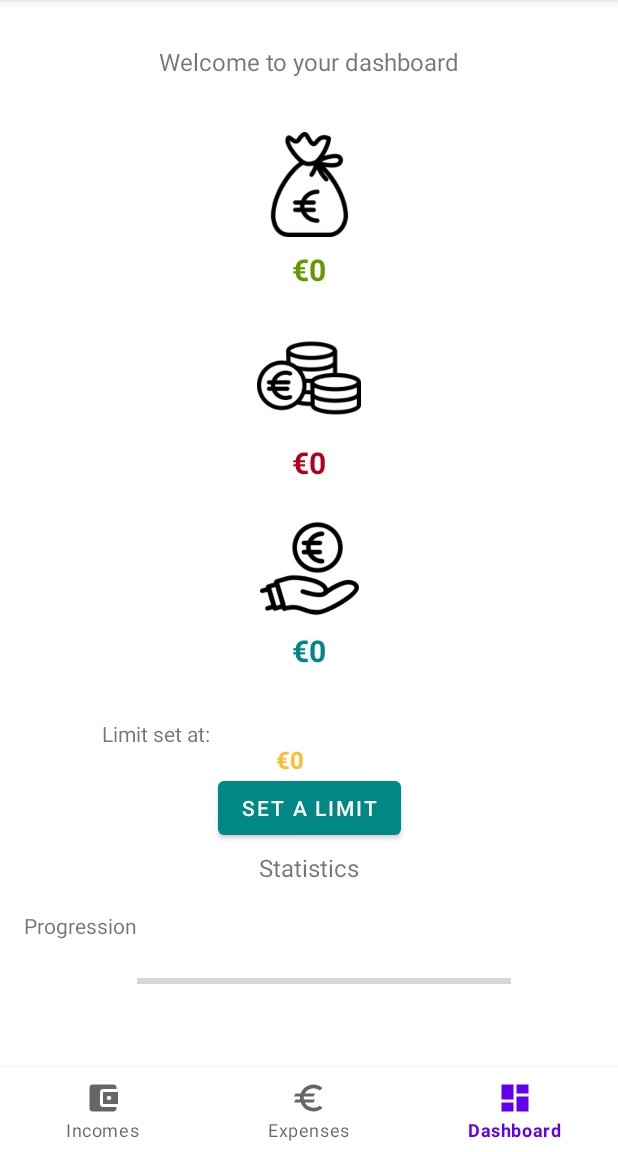
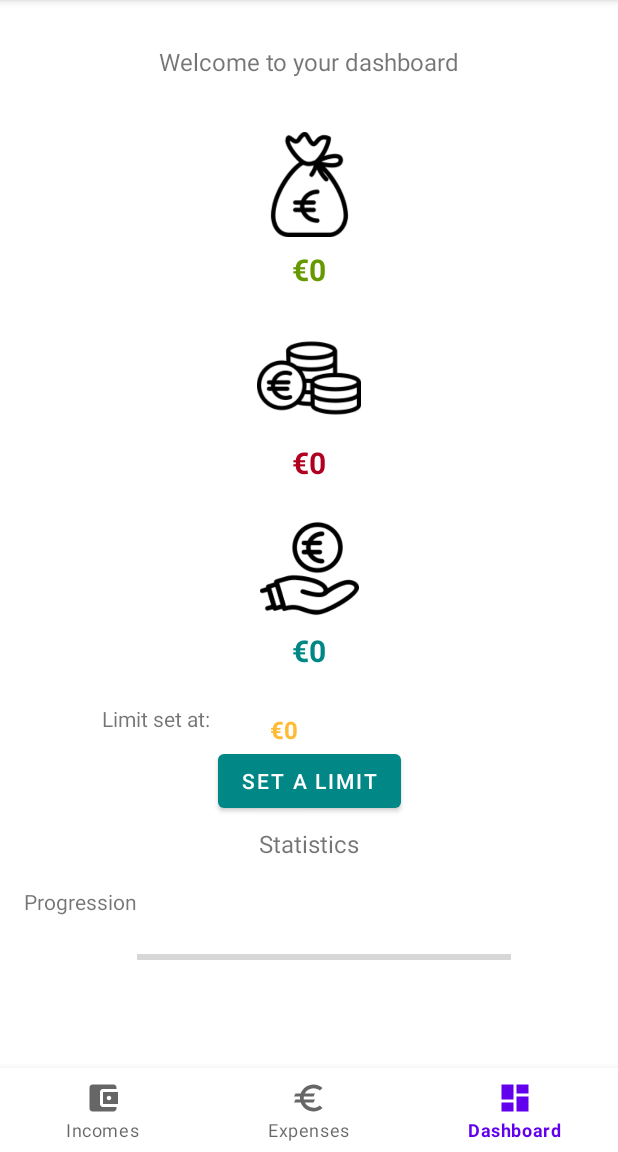
Before and after one commit to AntoineCouck/Android_examen, an Android app: the screen it shows after launch (MainActivity), on a phone screen of 412 x 824 dp, the part 84-1236 px from its top. Run offline under Robolectric (Android 15) with nearby library versions, the phone set to English and light mode, and no system bars; our stand-ins replace Picasso, Room's generated code, navigation-ui; libraries missing offline, so code that uses them is left out: com.jakewharton.threetenabp; 1 statement that could not run was skipped.

Commit message:
last debugging

```diff
--- a/app/src/main/java/com/example/android_examen_couckantoine/ui/other/CreateFragment.java
+++ b/app/src/main/java/com/example/android_examen_couckantoine/ui/other/CreateFragment.java
@@ -98,15 +98,17 @@ public class CreateFragment extends Fragment {
                 newBudget.setType(BudgetType.EXPENSE);
             }
 
-                if ((DashboardFragment.totalBalance - Double.parseDouble(amountET.getText().toString())) < Double.parseDouble(CreateLimitDialogFragment.Limit)
+                if ((  CreateLimitDialogFragment.Limit != null
+                        && (DashboardFragment.totalBalance - Double.parseDouble(amountET.getText().toString())) < Double.parseDouble(CreateLimitDialogFragment.Limit)
                         && ChooseExpense.isChecked()
-                        && CreateLimitDialogFragment.Limit != null ) {
+                       )){
 
                     new WarningLimit().show(getChildFragmentManager(), WarningLimit.TAG);
 
                     if (WarningLimit.Create) {
                         viewModel.Insert(newBudget);
                         Navigation.findNavController(view).navigateUp();
+                        WarningLimit.Create = false;
                     }
 
                 }
--- a/app/src/main/res/layout/fragment_dashboard.xml
+++ b/app/src/main/res/layout/fragment_dashboard.xml
@@ -1,10 +1,16 @@
 <?xml version="1.0" encoding="utf-8"?>
+<ScrollView xmlns:android="http://schemas.android.com/apk/res/android"
+    android:layout_width="match_parent"
+    android:layout_height="match_parent"
+    >
     <androidx.constraintlayout.widget.ConstraintLayout xmlns:android="http://schemas.android.com/apk/res/android"
         xmlns:app="http://schemas.android.com/apk/res-auto"
         xmlns:tools="http://schemas.android.com/tools"
         android:id="@+id/dashboard_container"
         android:layout_width="match_parent"
         android:layout_height="match_parent"
+        android:isScrollContainer="true"
+        android:scrollbars="vertical"
         tools:context=".ui.dashboard.DashboardFragment">
 
         <View
@@ -172,7 +178,7 @@
             android:layout_height="wrap_content"
             android:layout_marginStart="16dp"
             android:layout_marginLeft="16dp"
-        android:layout_marginTop="120dp"
+            android:layout_marginTop="104dp"
             android:layout_marginEnd="16dp"
             android:layout_marginRight="16dp"
             android:gravity="center_horizontal"
@@ -220,7 +226,7 @@
             android:layout_height="wrap_content"
             android:layout_marginStart="68dp"
             android:layout_marginLeft="68dp"
-        android:layout_marginBottom="16dp"
+            android:layout_marginBottom="8dp"
             android:text="@string/tv_limit"
             app:layout_constraintBottom_toTopOf="@+id/btn_set_limit"
             app:layout_constraintStart_toStartOf="parent" />
@@ -229,9 +235,9 @@
             android:id="@+id/tv_limit_number"
             android:layout_width="wrap_content"
             android:layout_height="wrap_content"
-        android:layout_marginStart="44dp"
-        android:layout_marginLeft="44dp"
-        android:layout_marginTop="48dp"
+            android:layout_marginStart="40dp"
+            android:layout_marginLeft="40dp"
+            android:layout_marginTop="28dp"
             android:textColor="@android:color/holo_orange_light"
             android:textSize="16sp"
             android:textStyle="bold"
@@ -240,3 +246,4 @@
             tools:text="€150" />
 
     </androidx.constraintlayout.widget.ConstraintLayout>
+</ScrollView>
```
Also changed, not shown: app/src/main/java/com/example/android_examen_couckantoine/Utils/Utils.java (+0 -9 lines), app/src/main/java/com/example/android_examen_couckantoine/ui/other/PreferencesFragment.java (+11 -4 lines). Lines whose indentation alone changed are shown as unchanged.
